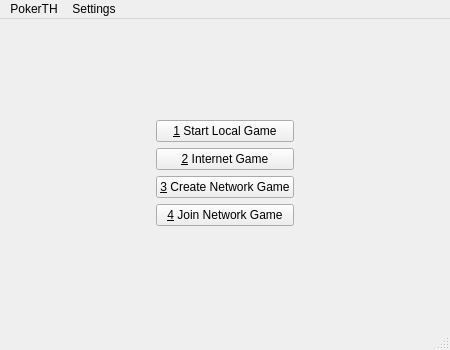
This is src/gui/qt/startwindow.ui in pokerth/pokerth as Qt 5 draws it before an edit. The edited form follows.
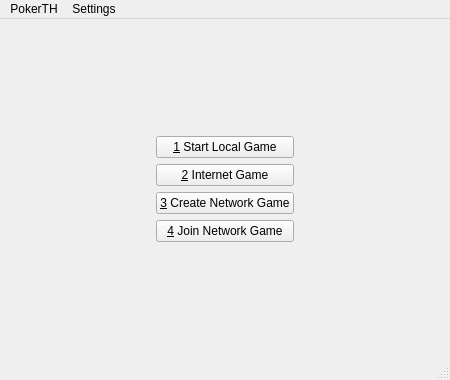
This is the edited form. Icons and pictures are not drawn.

```diff
--- a/src/gui/qt/startwindow.ui
+++ b/src/gui/qt/startwindow.ui
@@ -6,19 +6,19 @@
     <x>0</x>
     <y>0</y>
     <width>450</width>
-    <height>350</height>
+    <height>380</height>
    </rect>
   </property>
   <property name="minimumSize" >
    <size>
     <width>450</width>
-    <height>350</height>
+    <height>380</height>
    </size>
   </property>
   <property name="maximumSize" >
    <size>
     <width>450</width>
-    <height>350</height>
+    <height>380</height>
    </size>
   </property>
   <property name="windowTitle" >
```
